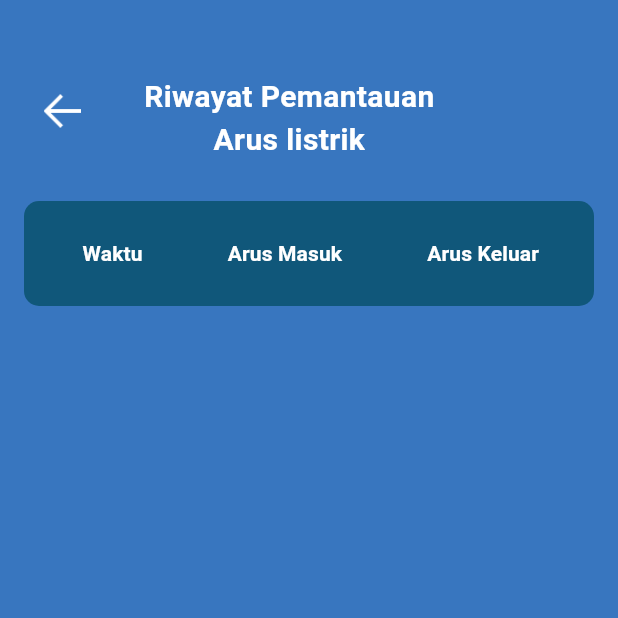
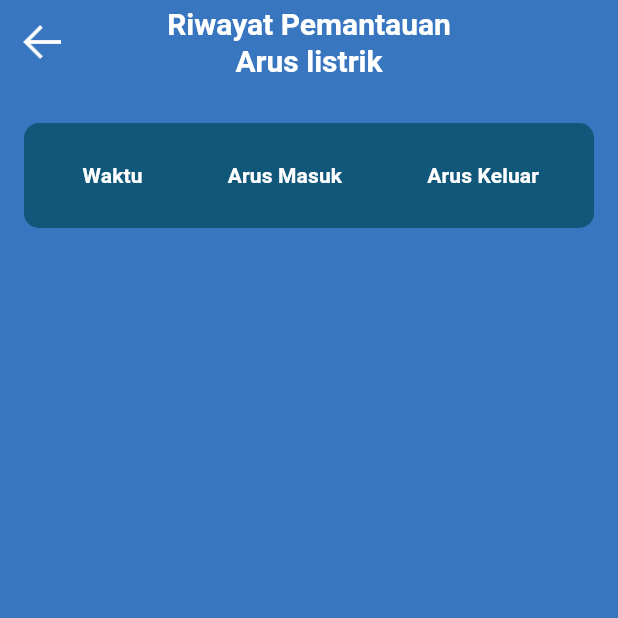
Before and after one commit to EnergyFLow-HSC-KLP-4/EnergyFLow, a Flutter app: the screen it shows after launch, after a tap on "Riwayat", on a phone screen of 412 x 824 dp, the top half of it. Run offline on Flutter 3.47's test engine with Material 3 defaults, Android fonts, the light colour scheme and no system bars; our stand-ins replace cloud_firestore, firebase_core, firebase_database, fl_chart; accounts and stored records are empty.

Commit message:
fix update

```diff
--- a/lib/Beranda.dart
+++ b/lib/Beranda.dart
@@ -243,7 +243,7 @@ class _BerandaState extends State<Beranda> {
                                                         ),
                                                         child:  Center(
                                                           child: Text(
-                                                            '$kuatArus V',
+                                                            '$kuatArus A',
                                                             style: TextStyle(
                                                               fontSize: 20,
                                                               color: Colors.black,
--- a/lib/riwayat_arus.dart
+++ b/lib/riwayat_arus.dart
@@ -14,43 +14,22 @@ class _RiwayatArusState extends State<RiwayatArus> {
   Widget build(BuildContext context) {
     return Scaffold(
       backgroundColor: Color(0xFF3876BF),
-      body: Stack(
-        alignment: Alignment.center,
-        children: [
-          SingleChildScrollView(
-            child: Column(
-              crossAxisAlignment: CrossAxisAlignment.start,
-              children: [
-                Row(
-                  crossAxisAlignment: CrossAxisAlignment.start,
-                  children: [
-                    Padding(
-                      padding:
-                          EdgeInsets.only(top: 50.0, left: 5.0, right: 8.0),
-                      child: ElevatedButton(
-                        onPressed: () {
-                          Navigator.pop(
-                              context); // Kembali ke halaman sebelumnya
-                        },
-                        child: Image.asset(
+      appBar: AppBar(
+        backgroundColor: Color(0xFF3876BF),
+        elevation: 0,
+        leading: IconButton(
+          icon: Image.asset(
             'assets/kembali.png',
             width: 25,
             height: 25,
           ),
-                        style: ElevatedButton.styleFrom(
-                          shape: CircleBorder(),
-                          backgroundColor: Colors.transparent,
-                          elevation: 0,
+          onPressed: () {
+            Navigator.pop(context);
+          },
+          iconSize: 25,
         ),
-                      ),
-                    ),
-                    Padding(
-                      padding:
-                          EdgeInsets.only(top: 50.0, left: 10.0, right: 8.0),
-                      child: Align(
-                        alignment: Alignment.topCenter,
-                        child: Column(
-                          mainAxisAlignment: MainAxisAlignment.start,
+        title: Column(
+          mainAxisAlignment: MainAxisAlignment.center,
           crossAxisAlignment: CrossAxisAlignment.center,
           children: [
             Text(
@@ -58,31 +37,37 @@ class _RiwayatArusState extends State<RiwayatArus> {
               style: TextStyle(
                 color: Colors.white,
                 fontSize: 20,
-                                  fontWeight: FontWeight.bold),
+                fontWeight: FontWeight.bold,
+              ),
+              textAlign: TextAlign.center,
             ),
             Text(
               'Arus listrik',
               style: TextStyle(
                 color: Colors.white,
                 fontSize: 20,
-                                  fontWeight: FontWeight.bold),
+                fontWeight: FontWeight.bold,
+              ),
+              textAlign: TextAlign.center,
             ),
           ],
         ),
+        centerTitle: true,
       ),
+      body: SingleChildScrollView(
+        child: Column(
+          crossAxisAlignment: CrossAxisAlignment.start,
+          children: [
+            SizedBox(
+              height: 10,
             ),
-                  ],
-                ),
-                SizedBox(
-                    height:
-                        10), // Padding untuk memberi ruang agar tabel tidak tumpang tindih dengan tombol kembali
             Container(
               width: MediaQuery.of(context).size.width,
               padding: EdgeInsets.all(16),
               child: StreamBuilder<QuerySnapshot>(
                 stream: FirebaseFirestore.instance
                     .collection('riwayat_arus')
-                        .orderBy('waktu')
+                    .orderBy('waktu', descending: true)
                     .snapshots(),
                 builder: (context, snapshot) {
                   if (snapshot.connectionState == ConnectionState.waiting) {
@@ -91,98 +76,106 @@ class _RiwayatArusState extends State<RiwayatArus> {
                   if (snapshot.hasError) {
                     return Text('Error: ${snapshot.error}');
                   }
-                      // Tampilkan data dari Firestore menggunakan tabel atau widget lain sesuai kebutuhan
                   return DataTable(
-                        columnSpacing: 44, // Atur jarak antar kolom
-                        dataRowHeight: 50, // Atur tinggi baris data
-                        headingRowHeight: 70, // Atur tinggi baris header
+                    columnSpacing: 44,
+                    dataRowHeight: 50,
+                    headingRowHeight: 70,
                     decoration: BoxDecoration(
-                          // Atur dekorasi tabel
-                          color: const Color.fromARGB(
-                              255, 16, 87, 122), // Warna latar belakang tabel
-                          borderRadius:
-                              BorderRadius.circular(10), // Bentuk border tabel
+                      color: const Color.fromARGB(255, 16, 87, 122),
+                      borderRadius: BorderRadius.circular(10),
                     ),
                     columns: [
                       DataColumn(
                         label: Container(
-                              alignment: Alignment
-                                  .centerLeft, // Mengatur posisi teks ke kiri
-                              padding: EdgeInsets.only(
-                                  left:
-                                      15.0), // Geser teks ke kanan sejauh 15 piksel
+                          alignment: Alignment.centerLeft,
+                          padding: EdgeInsets.only(left: 15.0),
                           child: Text(
                             'Waktu',
                             style: TextStyle(
                               color: Colors.white,
-                                    fontWeight: FontWeight.bold),
+                              fontWeight: FontWeight.bold,
+                            ),
                           ),
                         ),
                       ),
                       DataColumn(
-                            label: Text('Arus Masuk',
+                        label: Text(
+                          'Arus Masuk',
                           style: TextStyle(
                             color: Colors.white,
-                                    fontWeight: FontWeight.bold)),
+                            fontWeight: FontWeight.bold,
+                          ),
+                        ),
                       ),
                       DataColumn(
-                            label: Text('Arus Keluar',
+                        label: Text(
+                          'Arus Keluar',
                           style: TextStyle(
                             color: Colors.white,
-                                    fontWeight: FontWeight.bold)),
+                            fontWeight: FontWeight.bold,
+                          ),
+                        ),
                       ),
                     ],
                     rows: snapshot.data!.docs
                         .map((DocumentSnapshot document) {
                       Map<String, dynamic> data =
                           document.data() as Map<String, dynamic>;
-                          // Konversi timestamp Firestore ke DateTime
                       DateTime waktu =
                           (data['waktu'] as Timestamp).toDate();
-                          // Format DateTime menjadi string dengan format yang diinginkan
                       return DataRow(
                         cells: [
                           DataCell(
                             Column(
-                                  mainAxisAlignment: MainAxisAlignment
-                                      .center, // Atur posisi teks di tengah secara horizontal
-                                  crossAxisAlignment: CrossAxisAlignment
-                                      .center, // Atur posisi teks di tengah secara vertikal
+                              mainAxisAlignment: MainAxisAlignment.center,
+                              crossAxisAlignment: CrossAxisAlignment.center,
                               children: [
-                                    Text(DateFormat('yyyy-MM-dd').format(waktu),
-                                        style: TextStyle(color: Colors.white)),
-                                    Text(DateFormat('HH:mm:ss').format(waktu),
-                                        style: TextStyle(color: Colors.white)),
+                                Text(
+                                  DateFormat('yyyy-MM-dd').format(waktu),
+                                  style: TextStyle(color: Colors.white),
+                                  textAlign: TextAlign.center,
+                                ),
+                                Text(
+                                  DateFormat('HH:mm:ss').format(waktu),
+                                  style: TextStyle(color: Colors.white),
+                                  textAlign: TextAlign.center,
+                                ),
                               ],
                             ),
                           ),
                           DataCell(
                             Row(
-                                  mainAxisAlignment: MainAxisAlignment
-                                      .center, // Atur posisi teks di tengah secara horizontal
-                                  crossAxisAlignment: CrossAxisAlignment
-                                      .center, // Atur posisi teks di tengah secara vertikal
+                              mainAxisAlignment: MainAxisAlignment.center,
+                              crossAxisAlignment: CrossAxisAlignment.center,
                               children: [
-                                    Text(data['arus_masuk'].toString(),
-                                        style: TextStyle(color: Colors.white)),
-                                    SizedBox(width: 5), // Spacer
-                                    Text('V',
-                                        style: TextStyle(color: Colors.white)),
+                                Text(
+                                  data['arus_masuk'].toString(),
+                                  style: TextStyle(color: Colors.white),
+                                  textAlign: TextAlign.center,
+                                ),
+                                SizedBox(width: 5),
+                                Text(
+                                  'A',
+                                  style: TextStyle(color: Colors.white),
+                                ),
                               ],
                             ),
                           ),
                           DataCell(
                             Row(
-                                  mainAxisAlignment: MainAxisAlignment
-                                      .center, // Atur posisi teks di tengah secara horizontal
-                                  crossAxisAlignment: CrossAxisAlignment
-                                      .center, // Atur posisi teks di tengah secara vertikal
+                              mainAxisAlignment: MainAxisAlignment.center,
+                              crossAxisAlignment: CrossAxisAlignment.center,
                               children: [
-                                    Text(data['arus_keluar'].toString(),
-                                        style: TextStyle(color: Colors.white)),
-                                    SizedBox(width: 5), // Spacer
-                                    Text('V',
-                                        style: TextStyle(color: Colors.white)),
+                                Text(
+                                  data['arus_keluar'].toString(),
+                                  style: TextStyle(color: Colors.white),
+                                  textAlign: TextAlign.center,
+                                ),
+                                SizedBox(width: 5),
+                                Text(
+                                  'A',
+                                  style: TextStyle(color: Colors.white),
+                                ),
                               ],
                             ),
                           ),
@@ -196,8 +189,6 @@ class _RiwayatArusState extends State<RiwayatArus> {
           ],
         ),
       ),
-        ],
-      ),
     );
   }
 }
```
Also changed, not shown: lib/riwayat_air.dart (+45 -73 lines). Lines whose indentation alone changed are shown as unchanged.
